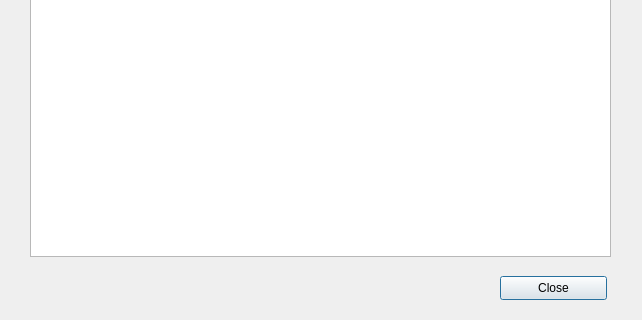
Old version of the form apt_offline_gui/AptOfflineQtInstallBugList.ui in the repository rickysarraf/apt-offline; both pictures show x 0 to 642 and y 354 to 674 of the 642 by 674 pixel window.
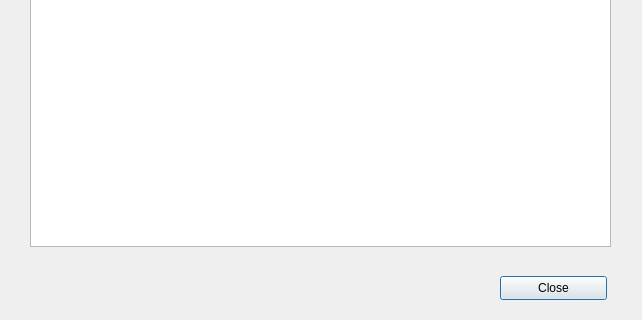
New version of the form. Icons and pictures are not drawn.

Commit message: QListWidget working and accepting click and selection

Diff of the .ui file:
```diff
--- a/apt_offline_gui/AptOfflineQtInstallBugList.ui
+++ b/apt_offline_gui/AptOfflineQtInstallBugList.ui
@@ -65,15 +65,21 @@
     <string>List of bugs</string>
    </property>
   </widget>
-  <widget class="QListView" name="bugListDetailsViewWindow">
+  <widget class="QPlainTextEdit" name="bugListplainTextEdit">
    <property name="geometry">
     <rect>
      <x>30</x>
      <y>160</y>
      <width>581</width>
-     <height>451</height>
+     <height>441</height>
     </rect>
    </property>
+   <property name="acceptDrops">
+    <bool>false</bool>
+   </property>
+   <property name="readOnly">
+    <bool>true</bool>
+   </property>
   </widget>
  </widget>
  <resources>
```
The commit also changes 9 other files.
